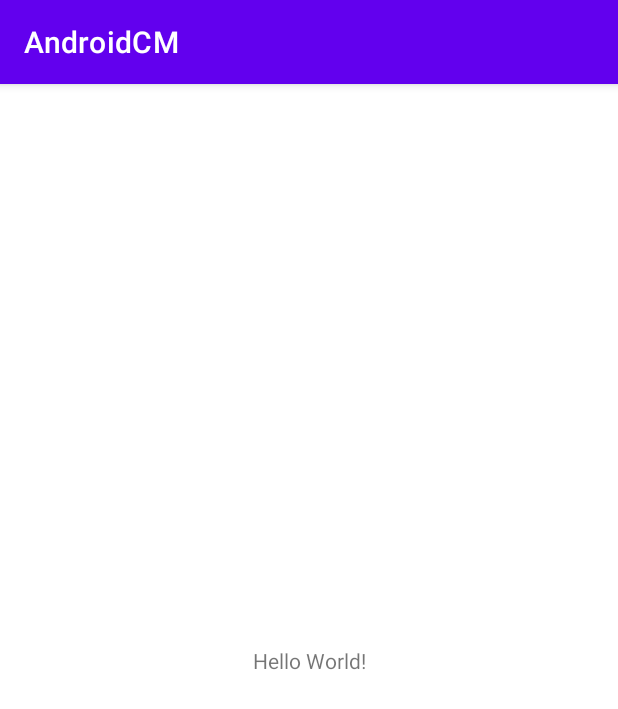
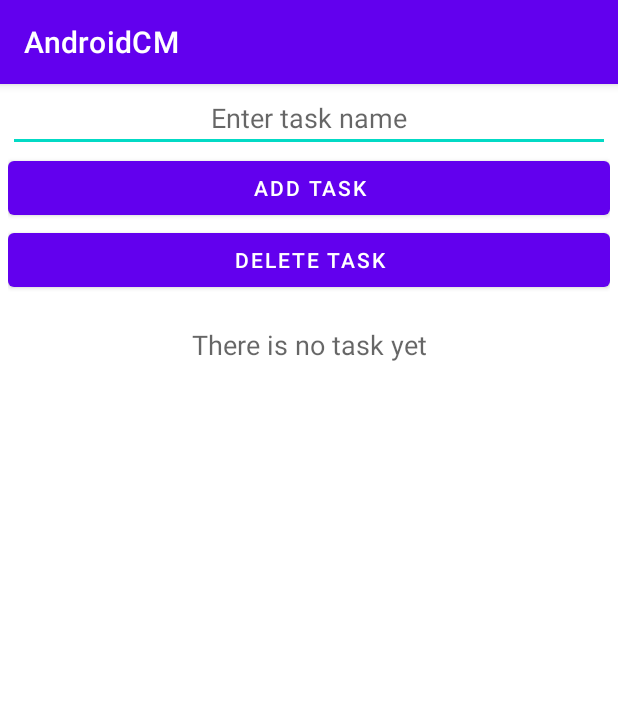
Before and after one commit to nthungvn/android-complete-masterclass, an Android app: the screen it shows after launch (MainActivity), on a phone screen of 412 x 824 dp. Shown: the top 709 px of the screen. Run offline under Robolectric (Android 15) with nearby library versions, the phone set to English and light mode, and no system bars.

Commit message:
design layout

```diff
--- a/app/src/main/res/layout/activity_main.xml
+++ b/app/src/main/res/layout/activity_main.xml
@@ -1,18 +1,39 @@
 <?xml version="1.0" encoding="utf-8"?>
-<androidx.constraintlayout.widget.ConstraintLayout xmlns:android="http://schemas.android.com/apk/res/android"
+<LinearLayout xmlns:android="http://schemas.android.com/apk/res/android"
     xmlns:app="http://schemas.android.com/apk/res-auto"
     xmlns:tools="http://schemas.android.com/tools"
     android:layout_width="match_parent"
     android:layout_height="match_parent"
+    android:orientation="vertical"
+    android:paddingHorizontal="5dp"
     tools:context=".MainActivity">
 
+    <EditText
+        android:id="@+id/task_name"
+        android:layout_width="match_parent"
+        android:layout_height="wrap_content"
+        android:hint="Enter task name"
+        android:textAlignment="center" />
+
+    <Button
+        android:id="@+id/add_task_btn"
+        android:layout_width="match_parent"
+        android:layout_height="wrap_content"
+        android:text="Add Task" />
+
+    <Button
+        android:id="@+id/delete_task_btn"
+        android:layout_width="match_parent"
+        android:layout_height="wrap_content"
+        android:text="Delete Task" />
+
     <TextView
-        android:layout_width="wrap_content"
+        android:id="@+id/task_list"
+        android:layout_width="match_parent"
         android:layout_height="wrap_content"
-        android:text="Hello World!"
-        app:layout_constraintBottom_toBottomOf="parent"
-        app:layout_constraintLeft_toLeftOf="parent"
-        app:layout_constraintRight_toRightOf="parent"
-        app:layout_constraintTop_toTopOf="parent" />
+        android:layout_marginTop="20dp"
+        android:hint="There is no task yet"
+        android:textAlignment="center"
+        android:textSize="18sp" />
 
-</androidx.constraintlayout.widget.ConstraintLayout>
+</LinearLayout>
```
